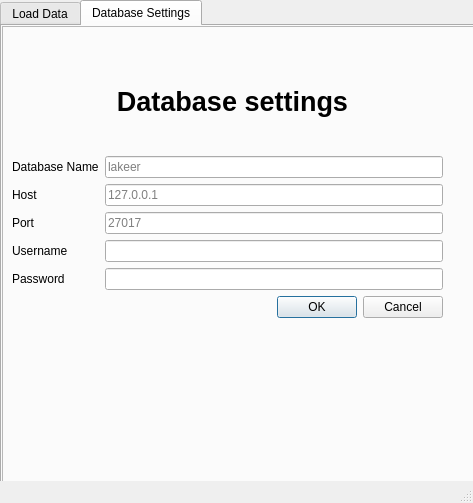
This is lakeer_dialog_base.ui in Lakeer-org/lakeer-plugin as Qt 5 draws it before an edit. The edited form follows.
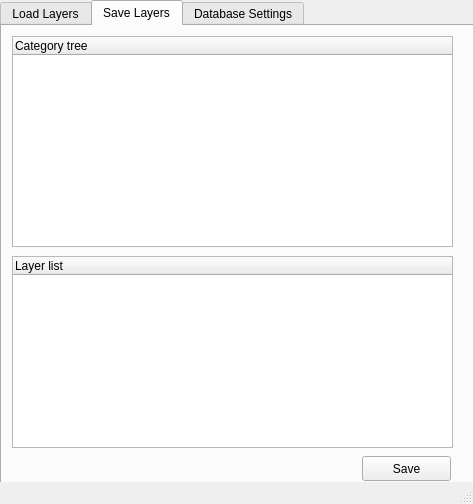
This is the edited form. The open tabs and pages were chosen to show the change. Custom widgets are drawn as their Qt base class.

Commit message: Added new tab for saving layers

```diff
--- a/lakeer_dialog_base.ui
+++ b/lakeer_dialog_base.ui
@@ -7,7 +7,7 @@
     <x>0</x>
     <y>0</y>
     <width>473</width>
-    <height>503</height>
+    <height>504</height>
    </rect>
   </property>
   <property name="windowTitle">
@@ -28,7 +28,7 @@
     </property>
     <widget class="QWidget" name="loadData">
      <attribute name="title">
-      <string>Load Data</string>
+      <string>Load Layers</string>
      </attribute>
      <widget class="QFrame" name="frame_loaddata">
       <property name="geometry">
@@ -120,6 +120,57 @@
       </widget>
      </widget>
     </widget>
+    <widget class="QWidget" name="layerSave">
+     <attribute name="title">
+      <string>Save Layers</string>
+     </attribute>
+     <widget class="QTreeWidget" name="treeWidgetMetrics">
+      <property name="geometry">
+       <rect>
+        <x>10</x>
+        <y>10</y>
+        <width>441</width>
+        <height>211</height>
+       </rect>
+      </property>
+      <property name="headerHidden">
+       <bool>false</bool>
+      </property>
+      <column>
+       <property name="text">
+        <string>Category tree</string>
+       </property>
+      </column>
+     </widget>
+     <widget class="QTreeWidget" name="treeWidgetAnalysis">
+      <property name="geometry">
+       <rect>
+        <x>10</x>
+        <y>230</y>
+        <width>441</width>
+        <height>192</height>
+       </rect>
+      </property>
+      <column>
+       <property name="text">
+        <string>Layer list</string>
+       </property>
+      </column>
+     </widget>
+     <widget class="QPushButton" name="pushButton">
+      <property name="geometry">
+       <rect>
+        <x>360</x>
+        <y>430</y>
+        <width>89</width>
+        <height>25</height>
+       </rect>
+      </property>
+      <property name="text">
+       <string>Save</string>
+      </property>
+     </widget>
+    </widget>
     <widget class="QWidget" name="databaseSetting">
      <attribute name="title">
       <string>Database Settings</string>
```
Left out of the diff: 6 changed lines with no effect on the pictures.
